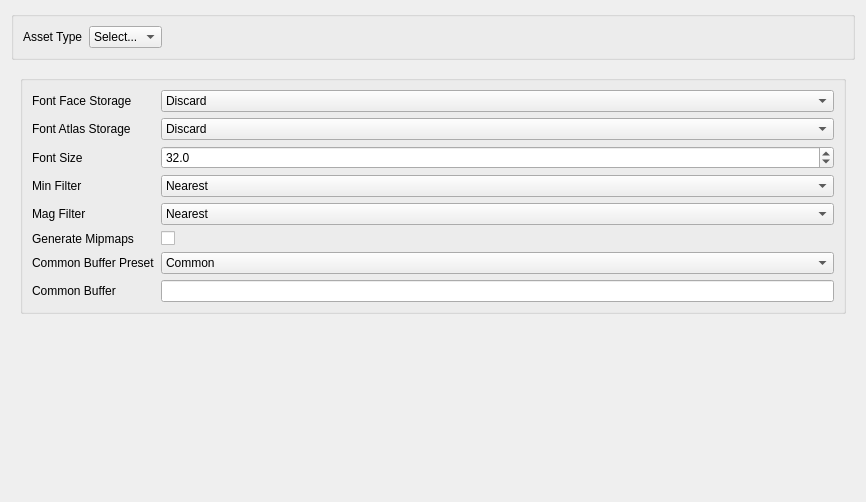
Old version of the form editor/ui/tabs/AssetDefaults.ui in the repository RyanDeBarros/Olympian.
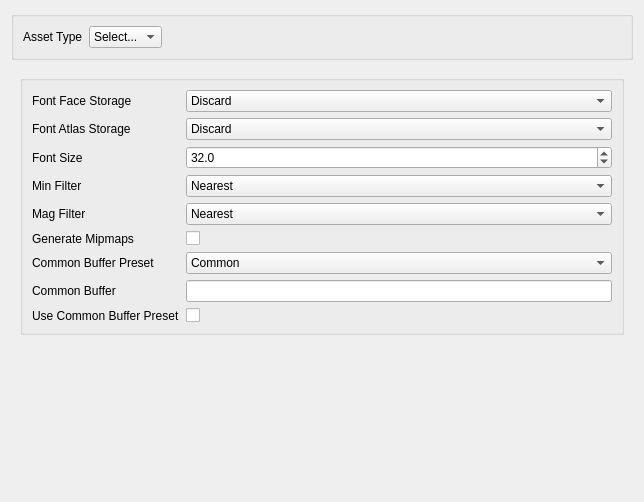
New version of the form. The open tabs and pages were chosen to show the change.

Commit message: Implemented font import tab.

Diff of the .ui file:
```diff
--- a/editor/ui/tabs/AssetDefaults.ui
+++ b/editor/ui/tabs/AssetDefaults.ui
@@ -6,7 +6,7 @@
    <rect>
     <x>0</x>
     <y>0</y>
-    <width>866</width>
+    <width>640</width>
     <height>502</height>
    </rect>
   </property>
@@ -711,6 +711,20 @@
               </property>
              </widget>
             </item>
+            <item row="8" column="0">
+             <widget class="QLabel" name="label_23">
+              <property name="text">
+               <string>Use Common Buffer Preset</string>
+              </property>
+             </widget>
+            </item>
+            <item row="8" column="1">
+             <widget class="QCheckBox" name="fontUseBufferPreset">
+              <property name="text">
+               <string/>
+              </property>
+             </widget>
+            </item>
            </layout>
           </item>
          </layout>
```
Left out of the diff: 3 changed lines with no effect on the pictures. The commit also changes 17 other files.
